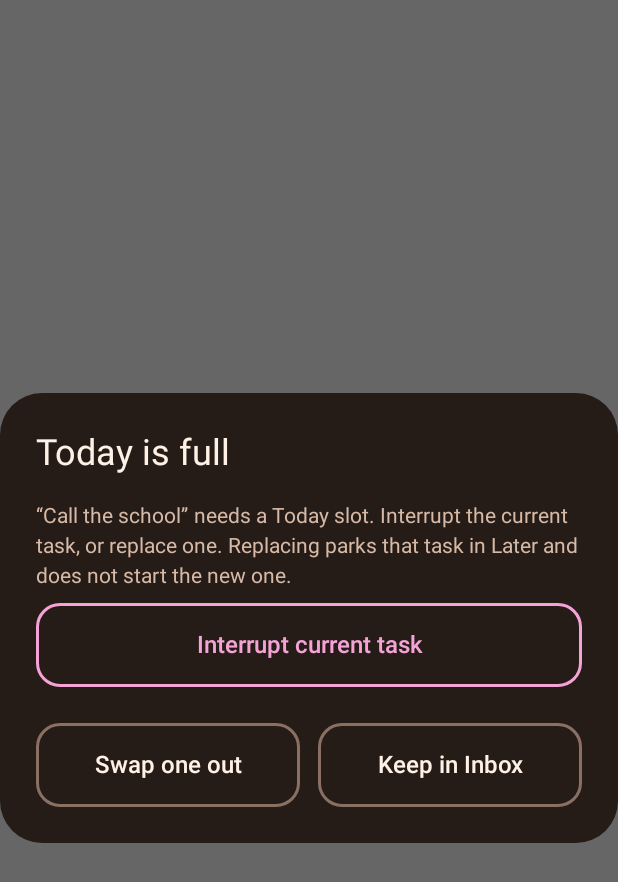
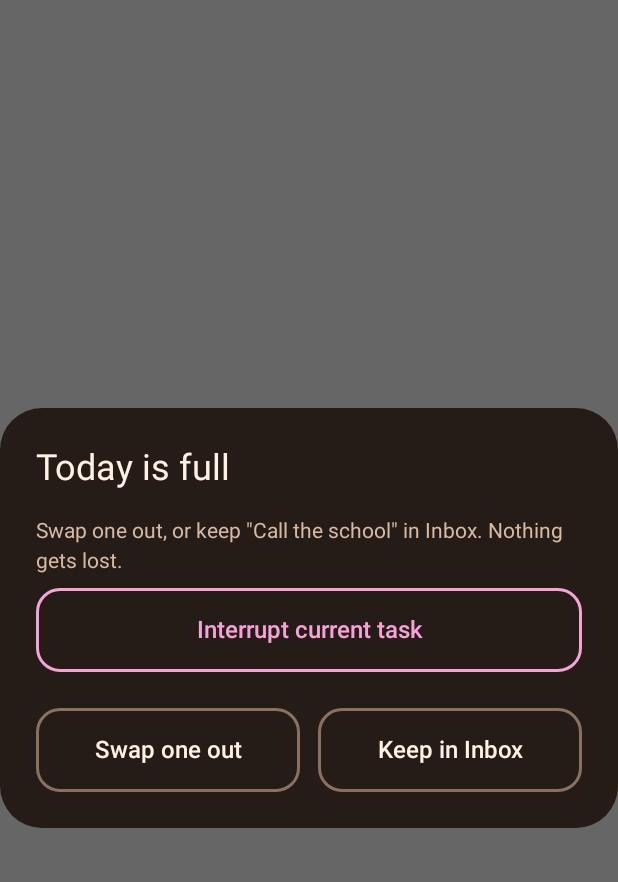
Before and after one commit to GuyErreich/Backpin, an Android app built with Jetpack Compose: the @Preview function TodayFullSwapDialogEmberPreview, on a phone screen of 412 x 824 dp. Shown: the top 882 px of the screen. Run offline under Robolectric (Android 15) with nearby library versions, the phone set to English and light mode, and no system bars.

Commit message:
fix(ui): use final Today-full dialog copy
Title and body come from strings.xml. The body keeps the capture title
in quotes. Buttons and snackbar copy stay as they are.

Signed-off-by: Cursor Agent <cursoragent@cursor.com>

Co-authored-by: Guy Erreich <GuyErreich@users.noreply.github.com>

```diff
--- a/app/src/main/java/app/backpin/focus/ui/TodayFullSwapDialog.kt
+++ b/app/src/main/java/app/backpin/focus/ui/TodayFullSwapDialog.kt
@@ -50,16 +50,10 @@ fun TodayFullSwapDialog(
         containerColor = FocusColors.Live.Surface,
         titleContentColor = FocusColors.Live.Text,
         textContentColor = FocusColors.Live.Muted,
-        title = { Text("Today is full") },
+        title = { Text(stringResource(R.string.swap_today_full_title)) },
         text = {
             Column(verticalArrangement = Arrangement.spacedBy(Space)) {
-                Text(
-                    if (canInterrupt) {
-                        stringResource(R.string.swap_today_full_body_interrupt, incoming.title)
-                    } else {
-                        stringResource(R.string.swap_today_full_body, incoming.title)
-                    },
-                )
+                Text(stringResource(R.string.swap_today_full_body, incoming.title))
                 Column(verticalArrangement = Arrangement.spacedBy(ButtonGap)) {
                     if (canInterrupt) {
                         AccentButton(
--- a/app/src/main/res/values/strings.xml
+++ b/app/src/main/res/values/strings.xml
@@ -44,8 +44,8 @@
     <string name="action_swap_one_out">Swap one out</string>
     <string name="action_keep_in_inbox">Keep in Inbox</string>
     <string name="kept_in_inbox">Kept in Inbox</string>
-    <string name="swap_today_full_body_interrupt">“%1$s” needs a Today slot. Interrupt the current task, or replace one. Replacing parks that task in Later and does not start the new one.</string>
-    <string name="swap_today_full_body">“%1$s” needs a Today slot. Replace one Today task. That task moves to Later, and the new one takes its place without starting.</string>
+    <string name="swap_today_full_title">Today is full</string>
+    <string name="swap_today_full_body">Swap one out, or keep \"%1$s\" in Inbox. Nothing gets lost.</string>
     <string name="channel_current_name">Current task</string>
     <string name="channel_current_description">Ongoing notice of the task to return to. It stays until you leave it. Elapsed time stays in the app.</string>
     <string name="channel_today_name">Today</string>
```
